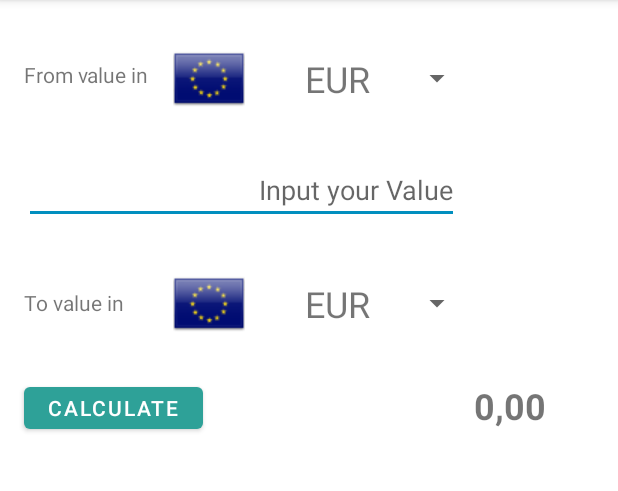
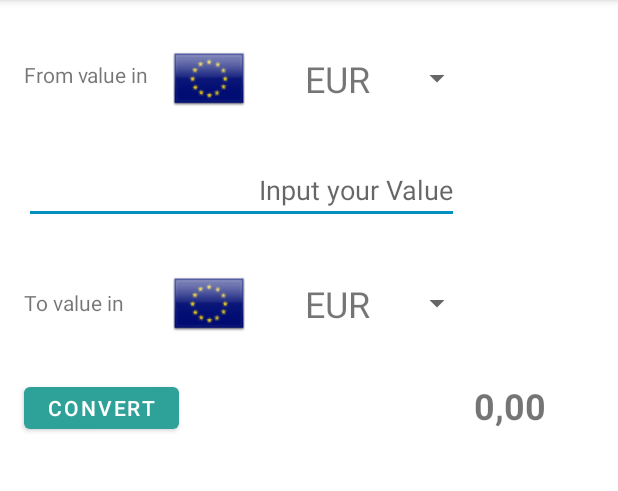
Before and after one commit to bircni/CurrencyConverter, an Android app: the screen it shows after launch (MainActivity), on a phone screen of 412 x 824 dp, the part 84-575 px from its top. Run offline under Robolectric (Android 15) with nearby library versions, the phone set to English and light mode, and no system bars.

Commit message:
cleaned code

```diff
--- a/app/build.gradle
+++ b/app/build.gradle
@@ -31,7 +31,7 @@ android {
 dependencies {
 
     implementation 'androidx.appcompat:appcompat:1.5.1'
-    implementation 'com.google.android.material:material:1.6.1'
+    implementation 'com.google.android.material:material:1.7.0'
     implementation 'androidx.constraintlayout:constraintlayout:2.1.4'
     testImplementation 'junit:junit:4.13.2'
     androidTestImplementation 'androidx.test.ext:junit:1.1.3'
--- a/app/src/main/java/de/thu/currencyconverter/CurrencyListActivity.java
+++ b/app/src/main/java/de/thu/currencyconverter/CurrencyListActivity.java
@@ -14,9 +14,6 @@ public class CurrencyListActivity extends AppCompatActivity {
     protected void onCreate(Bundle savedInstanceState) {
         super.onCreate(savedInstanceState);
         setContentView(R.layout.activity_currency_list);
-
-        //ArrayAdapter<String> adapter = new ArrayAdapter<>( this,
-        //        R.layout.list_view_item, R.id.text_view, exchangeRates );
         CurrencyListAdapter adapter = new CurrencyListAdapter(Arrays.asList(exchangeRates2));
         ListView listView = (ListView) findViewById(R.id.CurrencyList);
         listView.setAdapter(adapter);
--- a/app/src/main/java/de/thu/currencyconverter/ExchangeRate.java
+++ b/app/src/main/java/de/thu/currencyconverter/ExchangeRate.java
@@ -1,18 +1,24 @@
 package de.thu.currencyconverter;
 
 public class ExchangeRate {
-    private String currencyName;
-    private double rateForOneEuro;
+    private final String currencyName;
+    private final double rateForOneEuro;
 
     public ExchangeRate(String currencyName, double rateForOneEuro) {
         this.currencyName = currencyName;
         this.rateForOneEuro = rateForOneEuro;
     }
 
+    /**
+     * @return the currencyName
+     */
     public String getCurrencyName() {
         return currencyName;
     }
 
+    /**
+     * @return the rateForOneEuro
+     */
     public double getRateForOneEuro() {
         return rateForOneEuro;
     }
--- a/app/src/main/res/values/strings.xml
+++ b/app/src/main/res/values/strings.xml
@@ -3,8 +3,9 @@
     <string name="app_name">CurrencyConverter</string>
     <string name="from_value_in">From value in</string>
     <string name="to_value_in">To value in</string>
-    <string name="calculate">Calculate</string>
+    <string name="calculate">Convert</string>
     <string name="zero">0,00</string>
     <string name="flag">Flag</string>
     <string name="input_value">Input your Value</string>
+    <string name="no_number">Please provde an amount to convert</string>
 </resources>
```
Also changed, not shown: app/src/main/AndroidManifest.xml (+0 -17 lines), app/src/main/java/de/thu/currencyconverter/CurrencyListAdapter.java (+17 -3 lines), app/src/main/java/de/thu/currencyconverter/MainActivity.java (+57 -19 lines), 1 other file.
